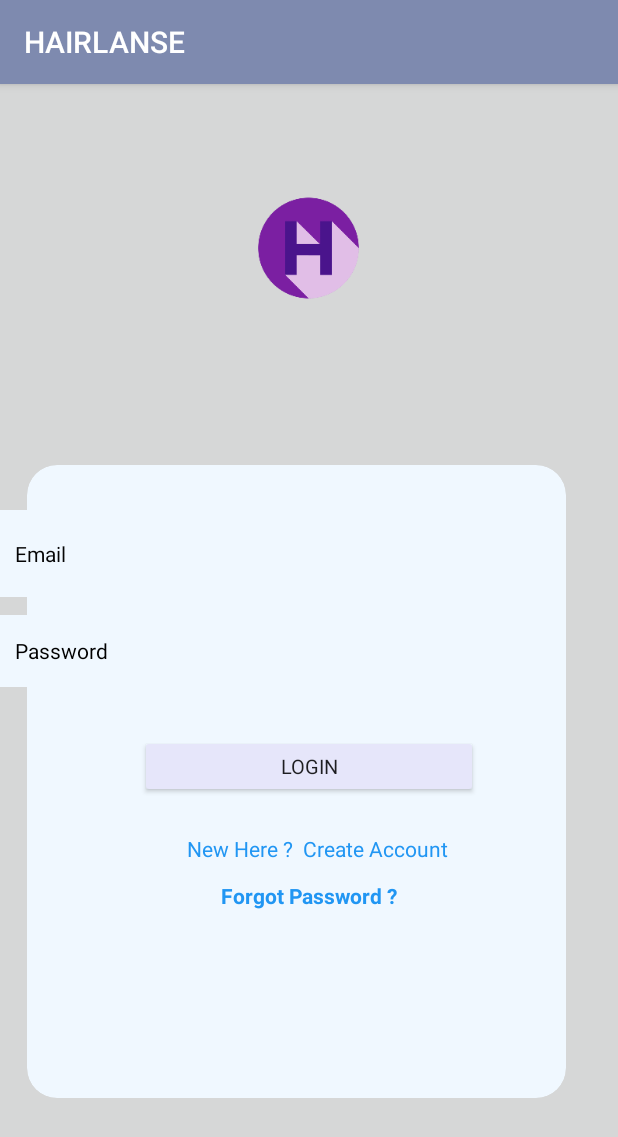
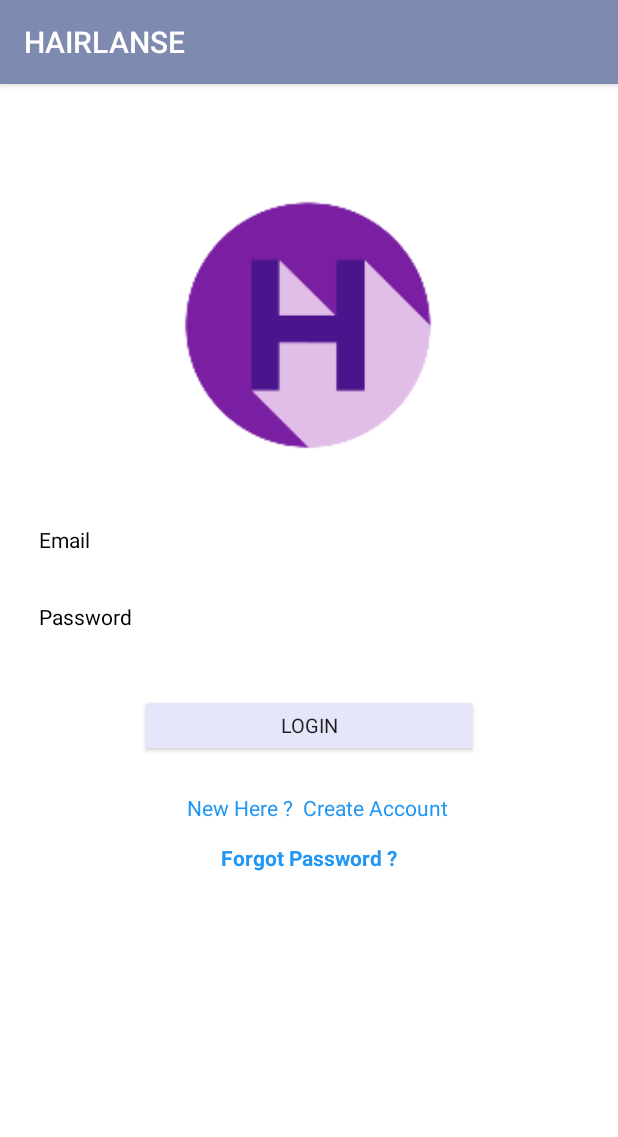
Before and after one commit to shyam2000-ps/AuthenticatorApp, an Android app: the Login screen opened directly, with no data from a screen before it, on a phone screen of 412 x 824 dp. Shown: the top 1137 px of the screen. Run offline under Robolectric (Android 15) with nearby library versions, the phone set to English and light mode, and no system bars; our stand-ins replace Firebase (no records; nobody signed in at launch, a user with empty details on screens opened directly); Roboto replaces fonts that are not available here.

Commit message:
new update

```diff
--- a/app/build.gradle
+++ b/app/build.gradle
@@ -38,6 +38,7 @@ dependencies {
     implementation 'com.google.firebase:firebase-database:20.0.0'
     implementation 'com.google.firebase:firebase-inappmessaging-display:20.0.0'
     implementation 'com.google.firebase:firebase-messaging:22.0.0'
+    implementation 'com.google.android.material:material:1.2.1'
     def nav_version = "2.3.5"
 
     // Java language implementation
--- a/app/src/main/res/layout/activity_login.xml
+++ b/app/src/main/res/layout/activity_login.xml
@@ -4,28 +4,17 @@
     xmlns:tools="http://schemas.android.com/tools"
     android:layout_width="match_parent"
     android:layout_height="match_parent"
-    android:background="?attr/colorButtonNormal"
+    android:background="#FFFFFF"
     tools:context=".Login">
-
-    <androidx.cardview.widget.CardView
-        android:layout_width="395dp"
-        android:layout_height="470dp"
-        app:cardBackgroundColor="@color/white"
-        app:cardCornerRadius="20dp"
-        app:cardElevation="-10dp"
-        app:cardMaxElevation="12dp"
-        app:cardPreventCornerOverlap="true"
-        app:cardUseCompatPadding="true"
-        app:layout_constraintBottom_toBottomOf="@+id/progressBar"
-        app:layout_constraintTop_toTopOf="@+id/Email"
-        tools:ignore="MissingConstraints" />
 
     <EditText
         android:id="@+id/password"
-        android:layout_width="242dp"
-        android:layout_height="48dp"
+        android:layout_width="0dp"
+        android:layout_height="wrap_content"
+        android:layout_marginStart="16dp"
         android:layout_marginTop="12dp"
-        android:background="#F0f8ff"
+        android:layout_marginEnd="16dp"
+        android:background="#FFFFFF"
         android:ems="10"
         android:fontFamily="sans-serif"
         android:hint="Password"
@@ -34,16 +23,19 @@
         android:textColor="#000000"
         android:textColorHint="#000000"
         android:textSize="14sp"
-        app:layout_constraintTop_toBottomOf="@+id/Email"
-        tools:ignore="MissingConstraints"
-        tools:layout_editor_absoluteX="71dp" />
+        app:layout_constraintEnd_toEndOf="parent"
+        app:layout_constraintHorizontal_bias="0.0"
+        app:layout_constraintStart_toStartOf="parent"
+        app:layout_constraintTop_toBottomOf="@+id/Email" />
 
     <EditText
         android:id="@+id/Email"
-        android:layout_width="251dp"
-        android:layout_height="58dp"
+        android:layout_width="379dp"
+        android:layout_height="wrap_content"
+        android:layout_marginStart="16dp"
         android:layout_marginTop="284dp"
-        android:background="#F0f8ff"
+        android:layout_marginEnd="16dp"
+        android:background="#FFFFFF"
         android:ems="10"
         android:fontFamily="sans-serif"
         android:hint="Email"
@@ -52,8 +44,10 @@
         android:textColor="#000000"
         android:textColorHint="#050505"
         android:textSize="14sp"
-        app:layout_constraintTop_toTopOf="parent"
-        tools:layout_editor_absoluteX="67dp" />
+        app:layout_constraintEnd_toEndOf="parent"
+        app:layout_constraintHorizontal_bias="0.0"
+        app:layout_constraintStart_toStartOf="parent"
+        app:layout_constraintTop_toTopOf="parent" />
 
     <Button
         android:id="@+id/loginBtn"
@@ -111,8 +105,8 @@
 
     <ImageView
         android:id="@+id/imageView"
-        android:layout_width="306dp"
-        android:layout_height="84dp"
+        android:layout_width="328dp"
+        android:layout_height="204dp"
         android:layout_marginStart="76dp"
         android:layout_marginTop="67dp"
         android:layout_marginEnd="77dp"
@@ -122,7 +116,6 @@
         app:layout_constraintEnd_toEndOf="parent"
         app:layout_constraintStart_toStartOf="parent"
         app:layout_constraintTop_toTopOf="parent"
-        app:layout_constraintVertical_bias="0.0"
         app:srcCompat="@mipmap/mainlogo_foreground" />
 
 
```
